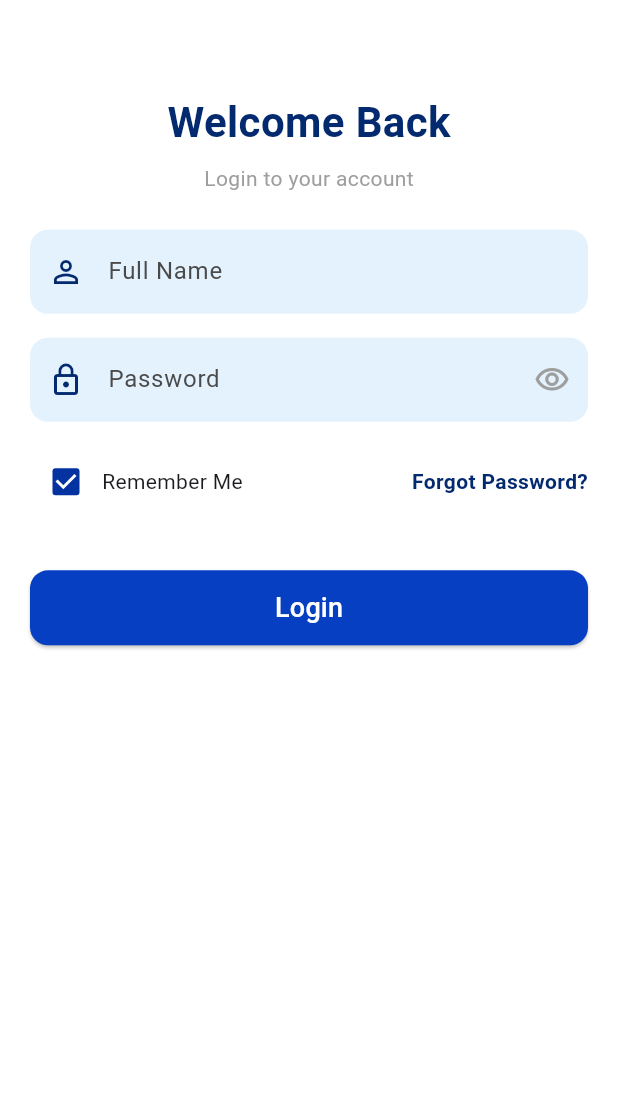
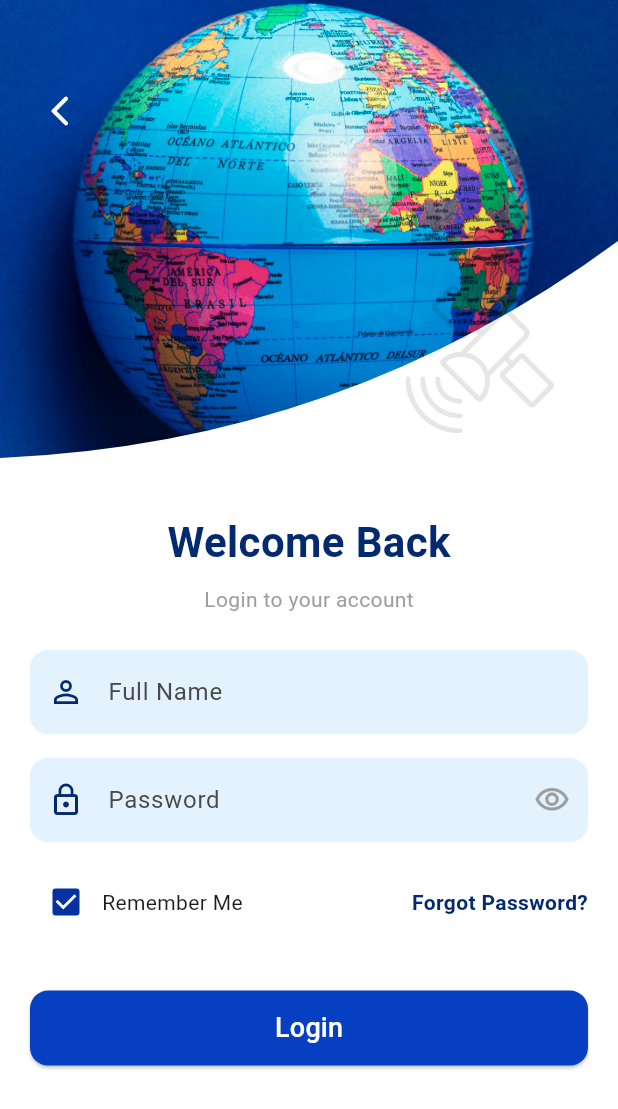
Before and after one commit to KwesiEren/timesheet_project, a Flutter app: the screen it shows after launch, on a phone screen of 412 x 824 dp. Shown: the top 1109 px of the screen. Run offline on Flutter 3.47's test engine with Material 3 defaults, Android fonts, the phone set to English and light mode, and no system bars; our stand-ins replace get.

Commit message:
Satellite logo added

```diff
--- a/lib/presentation/sketchs/loginpage.dart
+++ b/lib/presentation/sketchs/loginpage.dart
@@ -15,22 +15,22 @@ class Login extends StatelessWidget {
             // Top Section with Curves
             Stack(
               children: [
-                // ClipPath(
-                //   clipper: TopCurveClipper(),
-                //   child: Container(
-                //     height: screen.height * 0.39, //400,
-                //     decoration: const BoxDecoration(
-                //         image: DecorationImage(
-                //             image: AssetImage(ImgAssets.splashBg),
-                //             fit: BoxFit.cover)
-                //         // gradient: LinearGradient(
-                //         //   colors: [Color(0xFF2E7D32), Color(0xFF4CAF50)],
-                //         //   begin: Alignment.topCenter,
-                //         //   end: Alignment.bottomCenter,
-                //         // ),
-                //         ),
-                //   ),
-                // ),
+                ClipPath(
+                  clipper: TopCurveClipper(),
+                  child: Container(
+                    height: screen.height * 0.39, //400,
+                    decoration: const BoxDecoration(
+                        image: DecorationImage(
+                            image: AssetImage(ImgAssets.splashBg),
+                            fit: BoxFit.cover)
+                        // gradient: LinearGradient(
+                        //   colors: [Color(0xFF2E7D32), Color(0xFF4CAF50)],
+                        //   begin: Alignment.topCenter,
+                        //   end: Alignment.bottomCenter,
+                        // ),
+                        ),
+                  ),
+                ),
                 Positioned(
                   top: 50,
                   left: 16,
@@ -40,13 +40,21 @@ class Login extends StatelessWidget {
                         color: Colors.white, size: 24),
                   ),
                 ),
-                Container(
-                  height: screen.height * 0.05,
-                  width: screen.width * 0.05,
-                  decoration: const BoxDecoration(
-                      image: DecorationImage(
-                          image: AssetImage(ImgAssets.imgSat),
-                          fit: BoxFit.contain)),
+                Positioned(
+                  left: 258,
+                  top: 190,
+                  child: Container(
+                    //   margin: const EdgeInsets.only(left: 280,
+                    // top: 200),
+                    height: screen.height * 0.12, //120,
+                    width: screen.width * 0.3, //120,
+                    decoration: const BoxDecoration(
+                        // color: Colors.amber,
+                        image: DecorationImage(
+                            opacity: 0.1,
+                            image: AssetImage(ImgAssets.imgSat),
+                            fit: BoxFit.contain)),
+                  ),
                 )
               ],
             ),
--- a/lib/shared/img_constant.dart
+++ b/lib/shared/img_constant.dart
@@ -5,5 +5,5 @@ class ImgAssets {
   static const String loginBg = 'assets/images/bg2.png';
   static const String appLogo = 'assets/images/logo1.png';
   static const String imgBg = 'assets/images/bg3.png';
-  static const String imgSat = 'assets/icons/satellite-svgrepo-com.svg';
+  static const String imgSat = 'assets/icons/satellite.png';
 }
```
